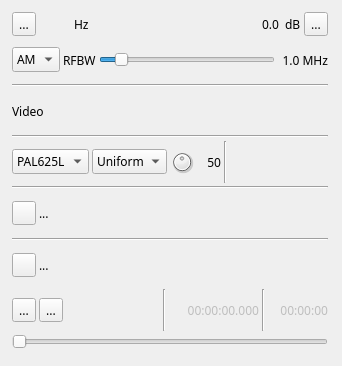
f4exb/sdrangel, file plugins/channeltx/modatv/atvmodgui.ui: the form before one commit.
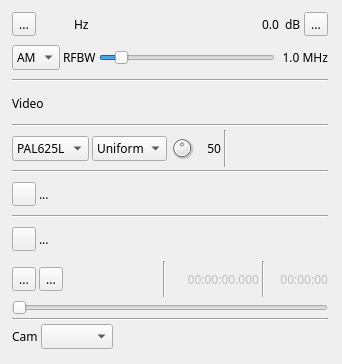
The form after the commit. Icons and pictures are not drawn. Custom widgets are drawn as their Qt base class.

Commit message: ATV modulator: added camera devices scan and selector in the GUI

Patch:
```diff
--- a/plugins/channeltx/modatv/atvmodgui.ui
+++ b/plugins/channeltx/modatv/atvmodgui.ui
@@ -7,7 +7,7 @@
     <x>0</x>
     <y>0</y>
     <width>342</width>
-    <height>366</height>
+    <height>364</height>
    </rect>
   </property>
   <property name="sizePolicy">
@@ -284,6 +284,12 @@
           <verstretch>0</verstretch>
          </sizepolicy>
         </property>
+        <property name="minimumSize">
+         <size>
+          <width>0</width>
+          <height>32</height>
+         </size>
+        </property>
         <property name="toolTip">
          <string>video signal level in % of 0:1 range</string>
         </property>
@@ -639,6 +645,40 @@
       </item>
      </layout>
     </item>
+    <item>
+     <widget class="Line" name="line_6">
+      <property name="orientation">
+       <enum>Qt::Horizontal</enum>
+      </property>
+     </widget>
+    </item>
+    <item>
+     <layout class="QHBoxLayout" name="camLayout">
+      <item>
+       <widget class="QLabel" name="camLabel">
+        <property name="text">
+         <string>Cam</string>
+        </property>
+       </widget>
+      </item>
+      <item>
+       <widget class="QComboBox" name="camSelect"/>
+      </item>
+      <item>
+       <spacer name="horizontalSpacer_4">
+        <property name="orientation">
+         <enum>Qt::Horizontal</enum>
+        </property>
+        <property name="sizeHint" stdset="0">
+         <size>
+          <width>40</width>
+          <height>20</height>
+         </size>
+        </property>
+       </spacer>
+      </item>
+     </layout>
+    </item>
    </layout>
   </widget>
  </widget>
```
The commit also changes 3 other files.
